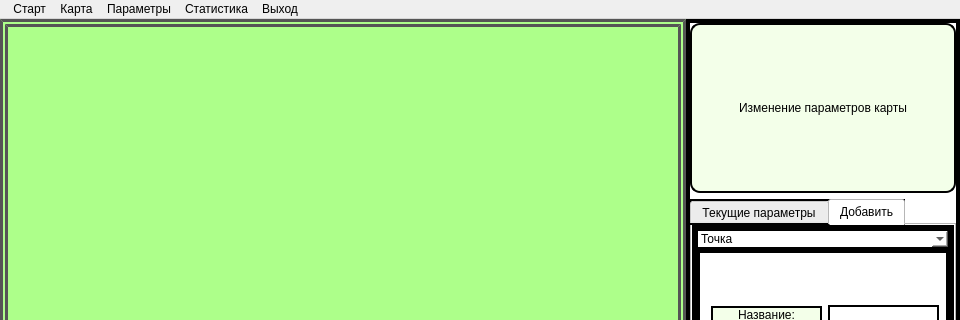
Old version of the form main_window/trajectory.ui in the repository MihailZimin/route-planning; both pictures show x 0 to 960 and y 0 to 320 of the 960 by 649 pixel window.
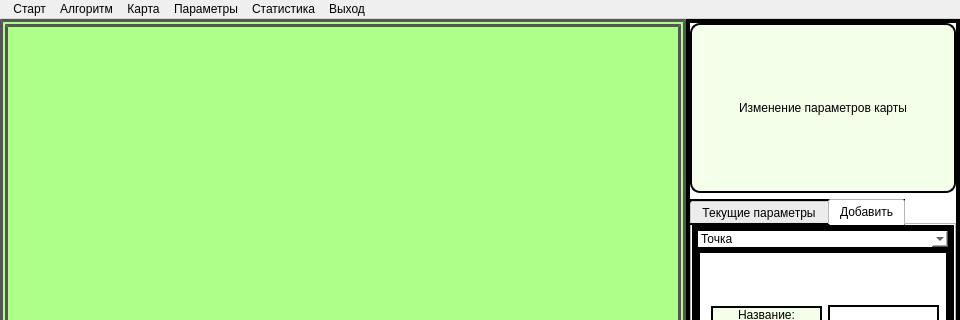
New version of the form. The open tabs and pages were chosen to show the change. Icons and pictures are not drawn.

Commit message: add algorithm selection

The edit to the form file:
```diff
--- a/main_window/trajectory.ui
+++ b/main_window/trajectory.ui
@@ -1454,7 +1454,15 @@
     </property>
     <addaction name="exitAction"/>
    </widget>
+   <widget class="QMenu" name="algorithm">
+    <property name="title">
+     <string>Алгоритм</string>
+    </property>
+    <addaction name="algoLittle"/>
+    <addaction name="algoBruteForce"/>
+   </widget>
    <addaction name="start"/>
+   <addaction name="algorithm"/>
    <addaction name="map"/>
    <addaction name="params"/>
    <addaction name="stat"/>
```
Left out of the diff: 21 changed lines with no effect on the pictures. The commit also changes 1 other file.
